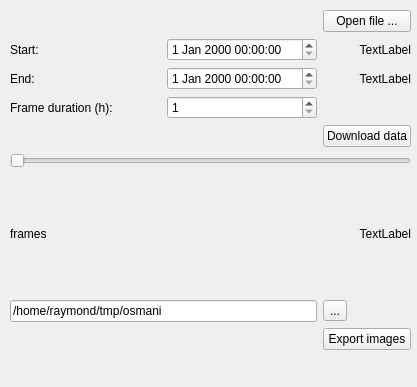
rodekruis/animateOsm, file plugin/AnimateOsm/aniosm_dockwidget_base.ui: the form before one commit.
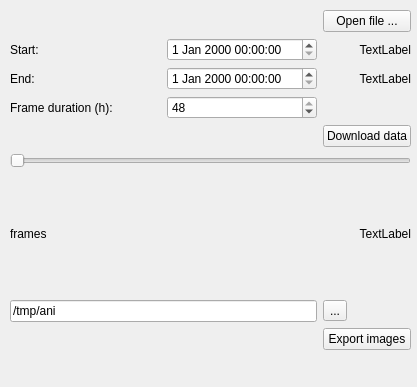
The form after the commit.

Commit message: exporting frames as images

```diff
--- a/plugin/AnimateOsm/aniosm_dockwidget_base.ui
+++ b/plugin/AnimateOsm/aniosm_dockwidget_base.ui
@@ -14,7 +14,7 @@
    <string>Animate OSM</string>
   </property>
   <widget class="QWidget" name="dockWidgetContents">
-   <widget class="QWidget" name="">
+   <widget class="QWidget" name="layoutWidget">
     <property name="geometry">
      <rect>
       <x>10</x>
@@ -91,7 +91,10 @@
         <number>1</number>
        </property>
        <property name="maximum">
-        <number>24</number>
+        <number>48</number>
+       </property>
+       <property name="value">
+        <number>48</number>
        </property>
       </widget>
      </item>
@@ -129,7 +132,7 @@
      <item row="7" column="0" colspan="2">
       <widget class="QLineEdit" name="lineEdit_output_dir">
        <property name="text">
-        <string>/home/raymond/tmp/osmani</string>
+        <string>/tmp/ani</string>
        </property>
       </widget>
      </item>
```
The commit also changes 2 other files.
